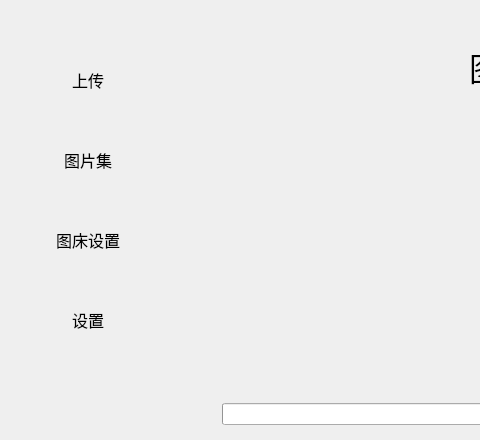
This is src/mainwindow.ui in median-dxz/Lotos as Qt 5 draws it before an edit; both pictures show x 0 to 480 and y 0 to 440 of the 884 by 551 pixel window. The edited form follows.
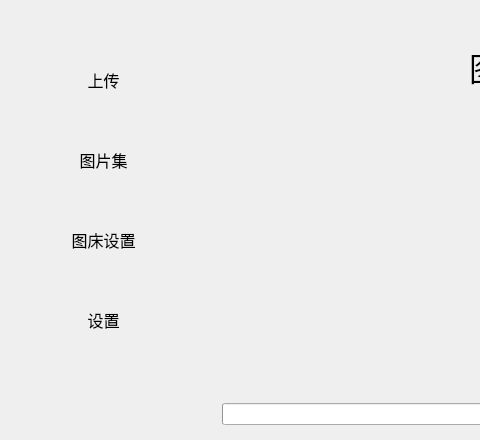
This is the edited form. Icons and pictures are not drawn.

Commit message: feat:按钮图标与文字的设置

Patch:
```diff
--- a/src/mainwindow.ui
+++ b/src/mainwindow.ui
@@ -78,7 +78,7 @@
           <cursorShape>ArrowCursor</cursorShape>
          </property>
          <property name="text">
-          <string>上传</string>
+          <string>       上传</string>
          </property>
          <property name="checkable">
           <bool>false</bool>
@@ -112,7 +112,7 @@
           <string notr="true"/>
          </property>
          <property name="text">
-          <string>图片集</string>
+          <string>       图片集</string>
          </property>
          <property name="flat">
           <bool>true</bool>
@@ -140,7 +140,7 @@
           <string notr="true"/>
          </property>
          <property name="text">
-          <string>图床设置</string>
+          <string>       图床设置</string>
          </property>
          <property name="flat">
           <bool>true</bool>
@@ -174,7 +174,7 @@
           <string notr="true"/>
          </property>
          <property name="text">
-          <string>设置</string>
+          <string>       设置</string>
          </property>
          <property name="flat">
           <bool>true</bool>
```
Left out of the diff: 2 changed lines with no effect on the pictures. The commit also changes 1 other file.
